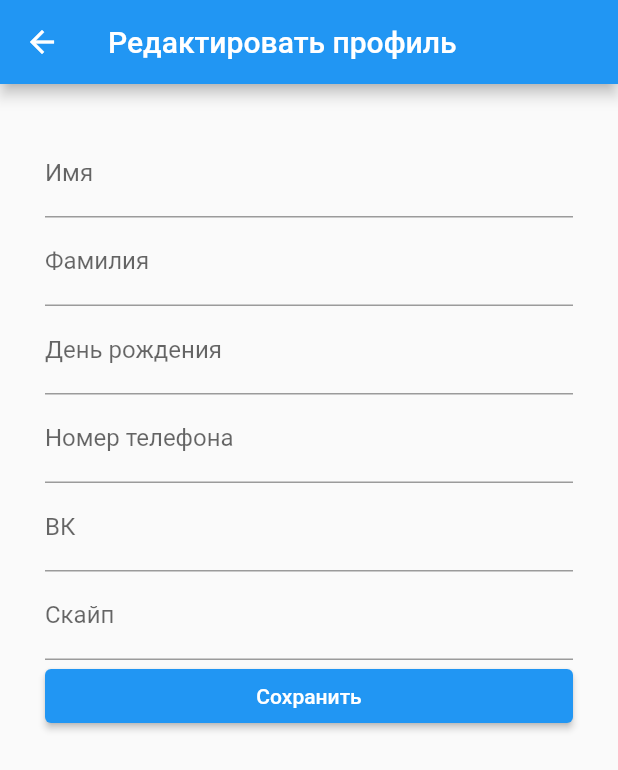
After one commit to mast22/Flutter-example, a Flutter app: the EditProfile screen opened directly, after a tap on "Сохранить", on a phone screen of 412 x 824 dp. The commit adds this screen. Shown: the top 770 px of the screen. Run offline on Flutter 3.47's test engine with Material 2 defaults, Android fonts, the phone set to English and light mode, and no system bars; our stand-ins replace dio, flutter_secure_storage, image_picker; accounts and stored records are empty; network calls fail.

Commit message:
Добавил измение профиля доступа

```diff
--- a/lib/main.dart
+++ b/lib/main.dart
@@ -1,7 +1,7 @@
 import 'package:flutter/material.dart';
 import 'file:///D:/projects/flutter/flutter_app/lib/src/gallery/gallery.dart';
 import 'dart:io';
-import 'src/profile.dart';
+import 'src/profile/profile.dart';
 import 'src/contacts.dart';
 import 'src/account/signin.dart';
 import 'src/account/signup.dart';
--- a/lib/src/chat.dart
+++ b/lib/src/chat.dart
@@ -137,6 +137,7 @@ class _ChatInputState extends State<ChatInput> {
               child: ElevatedButton(
                 onPressed: () async {
                   await _sendMessage(textField.text);
+                  setState(() {});
                 },
                 child: Icon(Icons.send),
               )),
--- /dev/null
+++ b/lib/src/profile/User.dart
@@ -0,0 +1,31 @@
+class User {
+  final String firstName;
+  final String lastName;
+  final String vk;
+  final String birthDate;
+  final String phone;
+  final String skype;
+  final String login;
+  final String profileImage;
+
+  User(
+    this.firstName,
+    this.lastName,
+    this.vk,
+    this.birthDate,
+    this.phone,
+    this.skype,
+    this.login,
+    this.profileImage,
+  );
+
+  User.fromJson(Map<String, dynamic> json)
+      : firstName = json['user'],
+        lastName = json['family'],
+        vk = json['vk'],
+        birthDate = json['bithday'],
+        phone = json['phonenumber'],
+        skype = json['skype'],
+        login = json['login'],
+        profileImage = json['img'];
+}
--- /dev/null
+++ b/lib/src/profile/edit_profile.dart
@@ -0,0 +1,85 @@
+import 'package:flutter/material.dart';
+import 'User.dart';
+import 'package:flutter_secure_storage/flutter_secure_storage.dart';
+import 'package:dio/dio.dart';
+
+class EditProfile extends StatefulWidget {
+  @override
+  _EditProfileState createState() => _EditProfileState();
+}
+
+class _EditProfileState extends State<EditProfile> {
+  final _formKey = GlobalKey<FormState>();
+  final storage = new FlutterSecureStorage();
+
+  final TextEditingController _nameuser = TextEditingController();
+  final TextEditingController _family = TextEditingController();
+  final TextEditingController _birthday = TextEditingController();
+  final TextEditingController _phonenumber = TextEditingController();
+  final TextEditingController _vk = TextEditingController();
+  final TextEditingController _skype = TextEditingController();
+
+  Future<String> _getToken() async {
+    String value = await storage.read(key: 'token');
+    return value;
+  }
+
+  _updateProfile() async {
+    String updateProfileUrl = 'http://studentapi.myknitu.ru/userupdate/';
+    var dio = Dio();
+    var payload = {
+      'token': await _getToken(),
+      "nameuser": _nameuser.text,
+      "family": _family.text,
+      "birthday": _birthday.text,
+      "phonenumber": _phonenumber.text,
+      "vk": _vk.text,
+      "skype": _skype.text
+    };
+    print(payload);
+    await dio.post(updateProfileUrl, data: payload);
+  }
+
+  @override
+  Widget build(BuildContext context) {
+    return Scaffold(
+        appBar: AppBar(title: Text('Редактировать профиль')),
+        body: Form(
+            key: _formKey,
+            child: Container(
+                padding: EdgeInsets.all(30),
+                child: ListView(
+                  children: [
+                    TextFormField(
+                      controller: _nameuser,
+                      decoration: InputDecoration(labelText: 'Имя'),
+                    ),
+                    TextFormField(
+                      controller: _family,
+                      decoration: InputDecoration(labelText: 'Фамилия'),
+                    ),
+                    TextFormField(
+                      controller: _birthday,
+                      decoration: InputDecoration(labelText: 'День рождения'),
+                    ),
+                    TextFormField(
+                      controller: _phonenumber,
+                      decoration: InputDecoration(labelText: 'Номер телефона'),
+                    ),
+                    TextFormField(
+                      controller: _vk,
+                      decoration: InputDecoration(labelText: 'ВК'),
+                    ),
+                    TextFormField(
+                      controller: _skype,
+                      decoration: InputDecoration(labelText: 'Скайп'),
+                    ),
+                    ElevatedButton(
+                        onPressed: () async {
+                          await _updateProfile();
+                        },
+                        child: Text('Сохранить'))
+                  ],
+                ))));
+  }
+}
--- a/lib/src/profile.dart
+++ b/lib/src/profile/profile.dart
@@ -1,41 +1,12 @@
 import 'package:flutter/material.dart';
+import 'package:flutter_app/src/profile/edit_profile.dart';
 import 'dart:io';
 import 'dart:convert';
 import 'package:flutter_secure_storage/flutter_secure_storage.dart';
 import 'package:dio/dio.dart';
 import 'package:image_picker/image_picker.dart';
+import 'User.dart';
 
-class User {
-  final String firstName;
-  final String lastName;
-  final String vk;
-  final String birthDate;
-  final String phone;
-  final String skype;
-  final String login;
-  final String profileImage;
-
-  User(
-    this.firstName,
-    this.lastName,
-    this.vk,
-    this.birthDate,
-    this.phone,
-    this.skype,
-    this.login,
-    this.profileImage,
-  );
-
-  User.fromJson(Map<String, dynamic> json)
-      : firstName = json['user'],
-        lastName = json['family'],
-        vk = json['vk'],
-        birthDate = json['bithday'],
-        phone = json['phonenumber'],
-        skype = json['skype'],
-        login = json['login'],
-        profileImage = json['img'];
-}
 
 class TableCell extends StatelessWidget {
   final String value;
@@ -132,7 +103,7 @@ class Profile extends StatelessWidget {
                     ElevatedButton(
                         onPressed: () => getImage(), child: Text('Сменить фото профиля')),
                     ElevatedButton(
-                        onPressed: () {},
+                        onPressed: () => Navigator.push(context, MaterialPageRoute(builder: (context) => EditProfile())),
                         child: Text('Редактировать данные профиля')),
                   ],
                 ),
```
